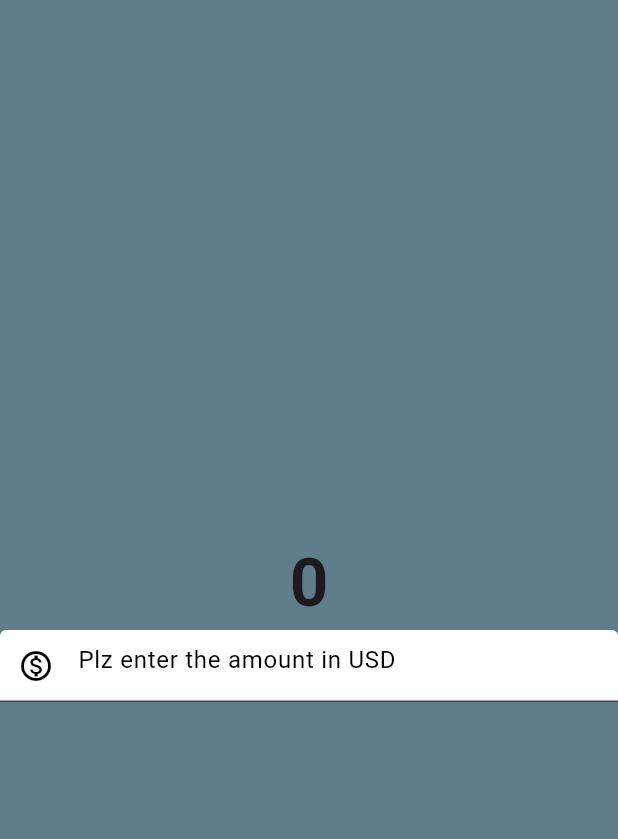
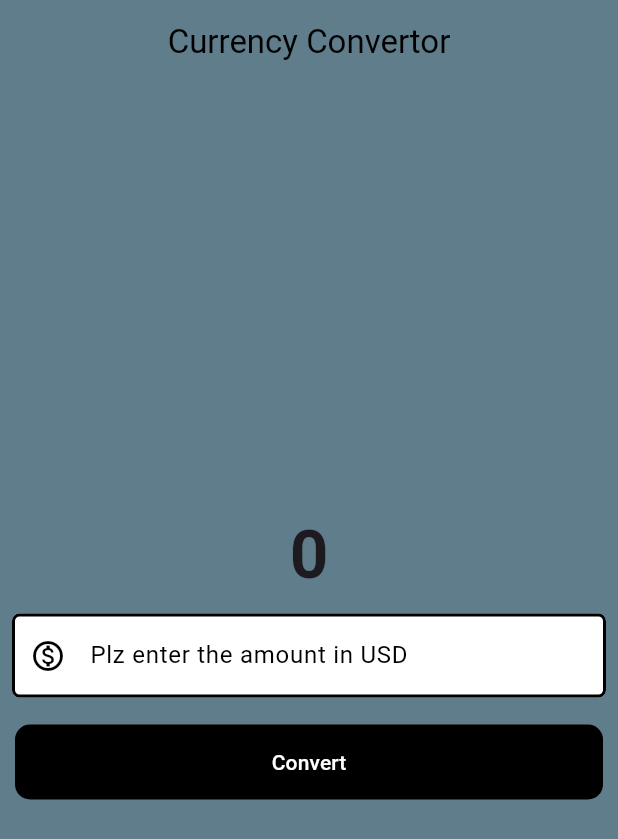
Before and after one commit to Abdullahhas/flutter, a Flutter app: the screen it shows after launch, on a phone screen of 412 x 824 dp. Shown: the top 839 px of the screen. Run offline on Flutter 3.47's test engine with Material 3 defaults, Android fonts, the phone set to English and light mode, and no system bars.

Commit message:
design the UI of currency convertor

```diff
--- a/newroject/lib/main.dart
+++ b/newroject/lib/main.dart
@@ -5,10 +5,32 @@ void main() {
 }
 
 class MyApp extends StatelessWidget {
+  final border =  OutlineInputBorder(
+                      borderSide: BorderSide(
+
+                        width: 2.0,
+                        style: BorderStyle.solid,
+                      ),
+                      borderRadius: BorderRadius.all(
+                        Radius.circular(5.0)
+                        ),
+                    ) ;
   @override
   Widget build(BuildContext context) {
     return MaterialApp(
+
       home: Scaffold(
+        appBar: AppBar(
+          backgroundColor: Colors.blueGrey,
+          title: Text('Currency Convertor' ,
+          style: TextStyle(
+            color: Colors.black
+            ),
+            ),
+          centerTitle: true,
+
+
+        ),
         backgroundColor: Colors.blueGrey,
         body: Center(
           child: Column(
@@ -18,7 +40,9 @@ class MyApp extends StatelessWidget {
                 '0',
                 style: TextStyle(fontSize: 45, fontWeight: FontWeight.bold),
               ),
-              TextField(
+              Container(
+                padding: const EdgeInsets.all(8.0),
+                child: TextField(
                   style: TextStyle(color: Colors.black),
                   decoration: InputDecoration(
                     hintText: "Plz enter the amount in USD",
@@ -29,20 +53,41 @@ class MyApp extends StatelessWidget {
                       prefixIconColor: Colors.black,
                       filled: true,
                       fillColor: Colors.white,
-                    focusedBorder: OutlineInputBorder(
-                      borderSide: BorderSide(
-
-                        width: 2.0,
-                        style: BorderStyle.solid,
+                      focusedBorder:border,
+                      enabledBorder: border,
                     ),
-                      borderRadius: BorderRadius.all(
-                        Radius.circular(70.0)
+                    keyboardType: TextInputType.numberWithOptions(
+                      decimal: true,
+                      signed: true
                     ),
                   ),
               ),
 
+              //button
+              Padding(
+                padding: const EdgeInsets.all(10.0),
+                child: TextButton(onPressed: () {
+
+                },
+                 child: Text(
+                  "Convert"
                  ),
-            ],
+
+                 style: TextButton.styleFrom (
+                  backgroundColor: Colors.black,
+                  foregroundColor: Colors.white,
+                  minimumSize:
+                    Size(double.infinity , 50),
+                  shape:RoundedRectangleBorder(
+                    borderRadius: BorderRadius.circular(10)
+
+                  ),
+                ),
+              ),
+              )
+
+
+            ]
           ),
         ),
       ),
--- a/newroject/lib/notes.txt
+++ b/newroject/lib/notes.txt
@@ -20,3 +20,8 @@
 //home is the main screen of the app
 
 //scaffold is a widget which is used to design the app , it is related to one page which gives us header , body and footer
+
+//two kinds of buttons
+
+//1. raised
+//2. appers like a text
```
Lines whose indentation alone changed are shown as unchanged.
